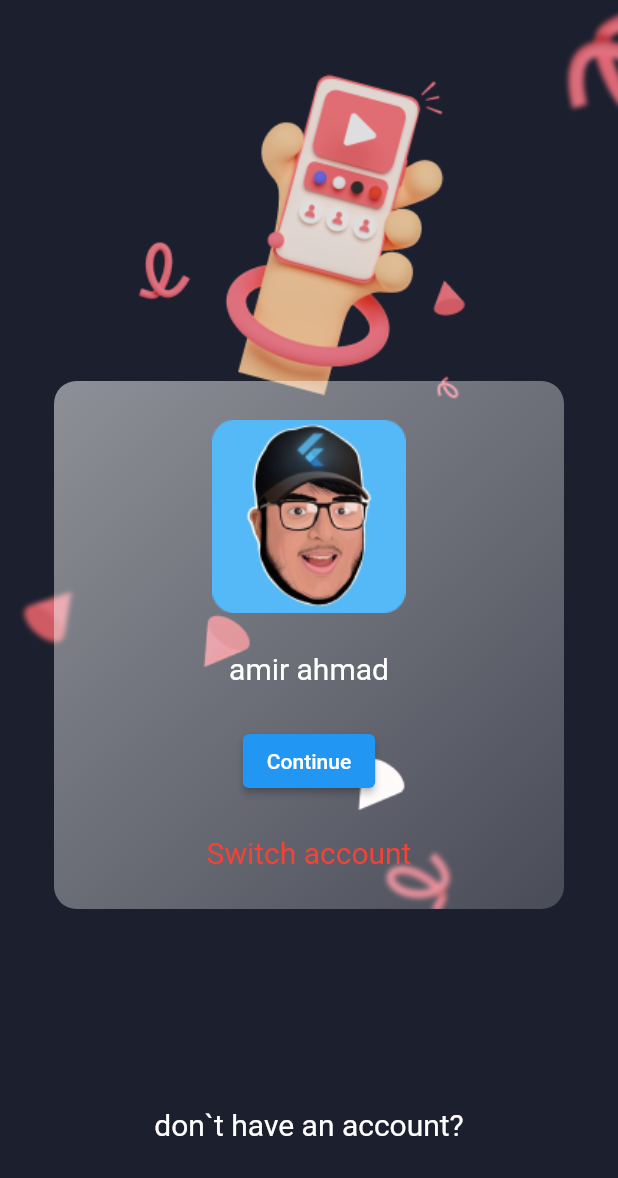
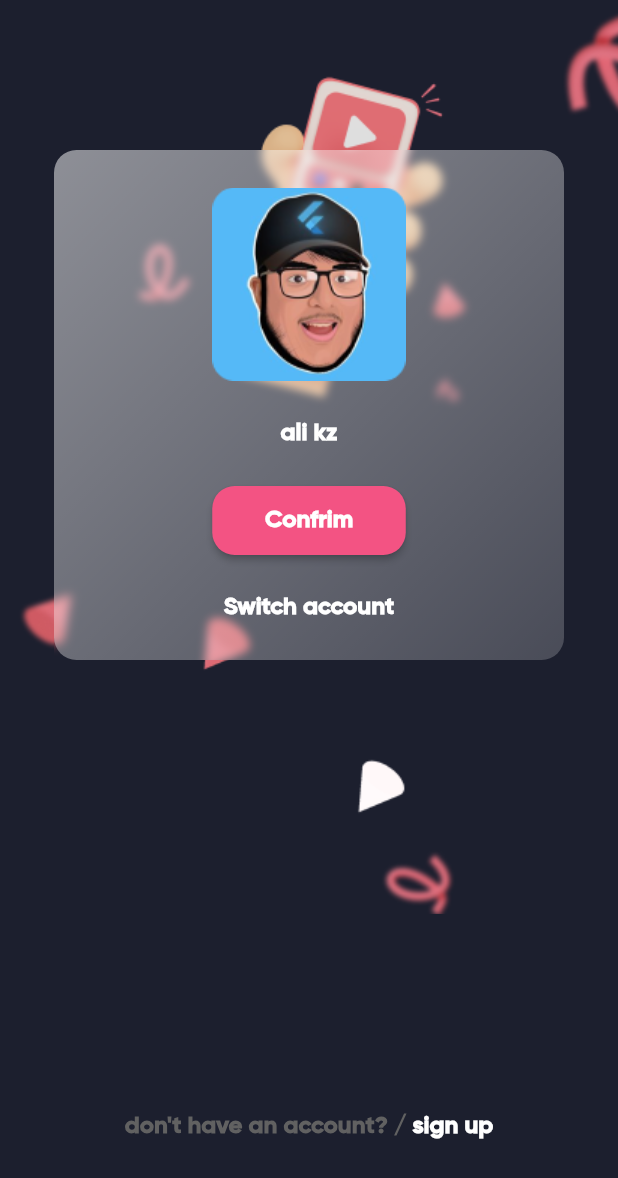
Before and after one commit to alikazemidev/instagram_clone_vip_flutter, a Flutter app: the screen it shows after launch, on a phone screen of 412 x 824 dp. Shown: the top 1178 px of the screen. Run offline on Flutter 3.47's test engine with Material 2 defaults, Android fonts, the phone set to English and light mode, and no system bars.

Commit message:
complete switch account screen

```diff
--- a/lib/main.dart
+++ b/lib/main.dart
@@ -11,6 +11,29 @@ class MyApp extends StatelessWidget {
   @override
   Widget build(BuildContext context) {
     return MaterialApp(
+      theme: ThemeData(
+        elevatedButtonTheme: ElevatedButtonThemeData(
+          style: ElevatedButton.styleFrom(
+            primary: Color(0xfff35383),
+            shape: RoundedRectangleBorder(
+              borderRadius: BorderRadius.circular(15),
+            ),
+            textStyle: TextStyle(
+              fontFamily: "GB",
+              fontSize: 16,
+              fontWeight: FontWeight.w700,
+            ),
+          ),
+        ),
+        textTheme: TextTheme(
+          headline4:TextStyle(
+              fontFamily: "GB",
+              fontSize: 16,
+              fontWeight: FontWeight.w700,
+              color: Colors.white,
+            ),
+        )
+      ),
       debugShowCheckedModeBanner: false,
       home: SwitchAccountScreen(),
     );
--- a/lib/screens/switch_account_screen.dart
+++ b/lib/screens/switch_account_screen.dart
@@ -1,6 +1,6 @@
+import 'dart:ui';
+
 import 'package:flutter/material.dart';
-import 'package:flutter/src/foundation/key.dart';
-import 'package:flutter/src/widgets/framework.dart';
 
 class SwitchAccountScreen extends StatelessWidget {
   const SwitchAccountScreen({Key? key}) : super(key: key);
@@ -13,7 +13,7 @@ class SwitchAccountScreen extends StatelessWidget {
         children: [
           Expanded(
             child: Stack(
-              alignment: AlignmentDirectional.bottomCenter,
+              alignment: AlignmentDirectional.center,
               children: [
                 Container(
                   decoration: BoxDecoration(
@@ -25,8 +25,16 @@ class SwitchAccountScreen extends StatelessWidget {
                     ),
                   ),
                 ),
-                Container(
-                  height: 352,
+                Positioned(
+                  top: 100,
+                  child: ClipRect(
+                    child: BackdropFilter(
+                      filter: ImageFilter.blur(
+                        sigmaX: 3,
+                        sigmaY: 3,
+                      ),
+                      child: Container(
+                        height: 340,
                         width: 340,
                         decoration: BoxDecoration(
                           borderRadius: BorderRadius.circular(15),
@@ -44,21 +52,27 @@ class SwitchAccountScreen extends StatelessWidget {
                           children: [
                             Image.asset('images/profile.png'),
                             Text(
-                        'amir ahmad',
-                        style: TextStyle(
-                          fontSize: 20,
-                          color: Colors.white,
+                              'ali kz',
+                              style: Theme.of(context).textTheme.headline4,
+                            ),
+                            SizedBox(
+                              height: 46,
+                              width: 129,
+                              child: ElevatedButton(
+                                style:
+                                    Theme.of(context).elevatedButtonTheme.style,
+                                onPressed: () {},
+                                child: Text('Confrim'),
                               ),
                             ),
-                      ElevatedButton(onPressed: () {}, child: Text('Continue')),
                             Text(
                               'Switch account',
-                        style: TextStyle(
-                          fontSize: 20,
-                          color: Colors.red,
+                              style: Theme.of(context).textTheme.headline4,
+                            ),
+                          ],
                         ),
                       ),
-                    ],
+                    ),
                   ),
                 ),
               ],
@@ -66,12 +80,20 @@ class SwitchAccountScreen extends StatelessWidget {
           ),
           Padding(
             padding: EdgeInsets.only(top: 132, bottom: 63),
-            child: Text(
-              'don`t have an account?',
-              style: TextStyle(
-                fontSize: 20,
-                color: Colors.white,
+            child: Row(
+              mainAxisAlignment: MainAxisAlignment.center,
+              children: [
+                Text(
+                  'don\'t have an account? / ',
+                  style: Theme.of(context).textTheme.headline4!.copyWith(
+                    color: Colors.grey.shade700,
                   ),
+                ),
+                 Text(
+                  'sign up',
+                  style: Theme.of(context).textTheme.headline4,
+                ),
+              ],
             ),
           )
         ],
```
Also changed, not shown: pubspec.yaml (+26 -14 lines). Lines whose indentation alone changed are shown as unchanged.
